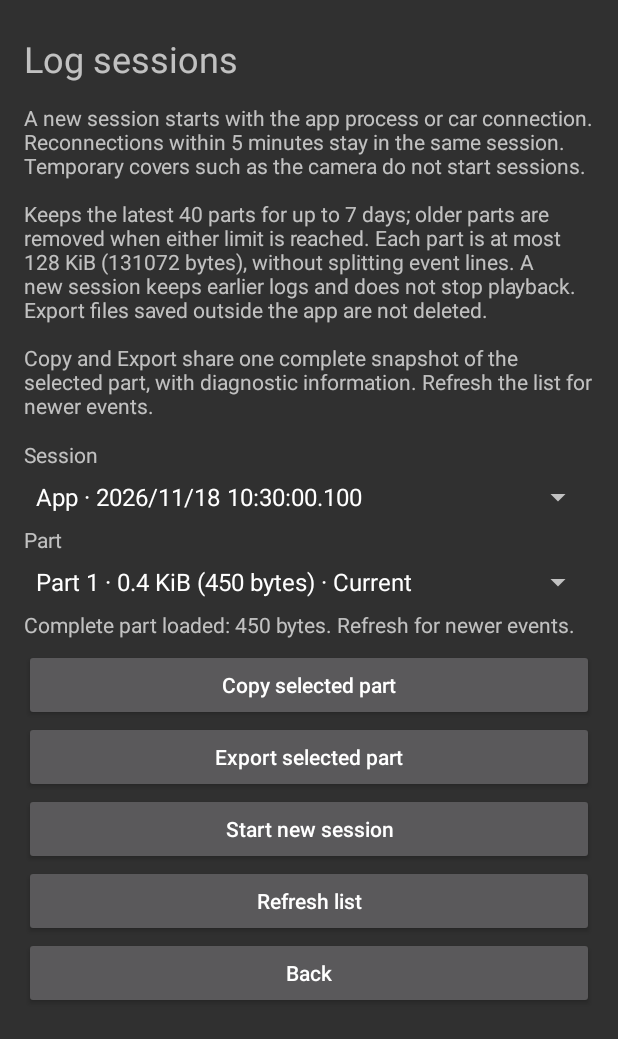
After one commit to moustafamagdi/MagdiIPTV, an Android app: the DiagnosticsActivity screen opened directly, with no data from a screen before it, on a phone screen of 412 x 824 dp. The commit adds this screen. Shown: the top 1039 px of the screen. Run offline under Robolectric (Android 15) with nearby library versions, the phone set to English and light mode, and no system bars; pictures from the network do not load.

Commit message:
Add copyable diagnostic sessions with bounded background storage

```diff
--- a/app/build.gradle
+++ b/app/build.gradle
@@ -4,7 +4,7 @@ android {
  namespace 'com.magdi.iptv'
  compileSdk 36
  buildToolsVersion '36.0.0'
- defaultConfig { applicationId 'com.magdi.iptv'; minSdk 30; targetSdk 36; versionCode 10; versionName '0.1.9-car-controller' }
+ defaultConfig { applicationId 'com.magdi.iptv'; minSdk 30; targetSdk 36; versionCode 11; versionName '0.1.10-log-sessions' }
  signingConfigs { personal { storeFile rootProject.file('.private/signing/magdi-release.p12'); storePassword System.getenv('MAGDI_STORE_PASSWORD'); keyAlias 'magdi-mirror'; keyPassword System.getenv('MAGDI_STORE_PASSWORD') } }
  buildTypes { release { if(hasPersonalSigning) signingConfig signingConfigs.personal }; debug { if(hasPersonalSigning) signingConfig signingConfigs.personal } }
  testOptions { unitTests.includeAndroidResources = true }
--- a/app/src/main/AndroidManifest.xml
+++ b/app/src/main/AndroidManifest.xml
@@ -10,6 +10,7 @@
  <queries><package android:name="com.google.android.projection.gearhead"/><package android:name="com.example.kinginstaller"/><intent><action android:name="android.intent.action.INSTALL_PACKAGE"/><data android:mimeType="application/vnd.android.package-archive"/></intent></queries>
  <application tools:ignore="MissingIntentFilterForMediaSearch" android:name=".Diagnostics" android:label="Magdi IPTV" android:icon="@drawable/ic_iptv" android:theme="@android:style/Theme.Material.NoActionBar" android:allowBackup="false" android:usesCleartextTraffic="true" android:hardwareAccelerated="true" android:enableOnBackInvokedCallback="false">
   <activity android:name=".MainActivity" android:exported="true" android:configChanges="orientation|screenSize|keyboardHidden"><intent-filter><action android:name="android.intent.action.MAIN"/><category android:name="android.intent.category.LAUNCHER"/></intent-filter></activity>
+  <activity android:name=".DiagnosticsActivity" android:exported="false"/>
   <activity android:name=".InstallSetupActivity" android:exported="false"/>
   <receiver android:name=".InstallResultReceiver" android:exported="false"><intent-filter><action android:name="android.intent.action.MY_PACKAGE_REPLACED"/></intent-filter></receiver>
   <service android:name=".PlaybackService" android:exported="false" android:foregroundServiceType="mediaPlayback"/>
--- a/app/src/main/java/com/magdi/iptv/CarPlaybackSession.java
+++ b/app/src/main/java/com/magdi/iptv/CarPlaybackSession.java
@@ -11,15 +11,17 @@ final class CarPlaybackSession {
  private static MutableContextWrapper context;
  private static Object host;
  static PlayerView attach(Context car,Object token){
+  Diagnostics.carConnected();
   if(page==null){context=new MutableContextWrapper(car);page=new PlayerView(context);Diagnostics.event("Car playback session created");}
   else {context.setBaseContext(car);Diagnostics.event("Car playback session reused");}
   if(page.getParent() instanceof ViewGroup)((ViewGroup)page.getParent()).removeView(page);
   host=token;return page;
  }
  static boolean isHost(Object token){return host==token;}
- static void connectionLost(){if(page!=null)page.pause();}
+ static void connectionLost(){Diagnostics.carDisconnected();if(page!=null)page.pause();}
  static void detach(Object token){
   if(host!=token||page==null)return;
+  Diagnostics.carDisconnected();
   page.prepareDetach();
   if(page.getParent() instanceof ViewGroup)((ViewGroup)page.getParent()).removeView(page);
   Context app=context.getApplicationContext();context.setBaseContext(new ContextThemeWrapper(app,android.R.style.Theme_Material_NoActionBar));host=null;
--- /dev/null
+++ b/app/src/main/java/com/magdi/iptv/DiagnosticStore.java
@@ -0,0 +1,68 @@
+package com.magdi.iptv;
+
+import java.io.*;
+import java.nio.charset.StandardCharsets;
+import java.nio.file.Files;
+import java.text.SimpleDateFormat;
+import java.util.*;
+
+/** Adapted from Magdi Tube's session store. All access belongs to one background I/O queue. */
+class DiagnosticStore {
+ static final int PART_BYTES=128*1024,MAX_PARTS=40;
+ static final long MAX_AGE_MS=7L*24*60*60*1000;
+ private final File directory;
+ private final boolean retention;
+ private String session;
+ private int part;
+ private File current;
+ private long lastSessionTime;
+ DiagnosticStore(File files)throws IOException{this(new File(files,"diagnostic-sessions"),true);}
+ private DiagnosticStore(File dir,boolean retention)throws IOException{directory=dir;this.retention=retention;if(!dir.isDirectory()&&!dir.mkdirs())throw new IOException("Log directory unavailable");}
+ void start(String kind,long now)throws IOException{
+  if(!Arrays.asList("App","Car","Manual","Imported").contains(kind))throw new IllegalArgumentException("Unknown log kind");
+  long stamp=Math.max(now,lastSessionTime+1);lastSessionTime=stamp;
+  session=new SimpleDateFormat("yyyyMMdd-HHmmss-SSS",Locale.US).format(new Date(stamp))+"-"+kind+"-"+UUID.randomUUID().toString().substring(0,8);
+  part=0;nextPart();append("=== Session started: "+session+" ===\n",now);
+ }
+ private void nextPart(){current=new File(directory,session+String.format(Locale.US,"-part%06d.txt",++part));}
+ void append(String text,long now)throws IOException{
+  String[] lines=text.split("(?<=\\n)");
+  // Reject an impossible single event before writing anything; never split or silently omit it.
+  for(String line:lines)if(line.getBytes(StandardCharsets.UTF_8).length>PART_BYTES)throw new IOException("Diagnostic line exceeds part limit");
+  if(current==null){if(session==null)start("App",now);else nextPart();}
+  for(String line:lines){byte[] bytes=line.getBytes(StandardCharsets.UTF_8);if(bytes.length==0)continue;
+   if(current.length()+bytes.length>PART_BYTES)nextPart();
+   try(FileOutputStream out=new FileOutputStream(current,true)){out.write(bytes);}
+   current.setLastModified(now);
+  }
+  if(retention)prune(now);
+ }
+ private static boolean partFile(File file){return file.isFile()&&file.getName().matches("[0-9]{8}-[0-9]{6}-[0-9]{3}-(App|Car|Manual|Imported)-[a-f0-9]{8}-part[0-9]+\\.txt");}
+ private List<File> files(){List<File> result=new ArrayList<>();for(File dir:new File[]{directory,new File(directory,"legacy")}){File[] entries=dir.listFiles();if(entries!=null)for(File f:entries)if(partFile(f))result.add(f);}return result;}
+ List<File> list(){List<File> result=files();result.sort(Comparator.<File,Boolean>comparing(f->f.equals(current)).reversed().thenComparing(Comparator.comparingLong(File::lastModified).reversed()).thenComparing(Comparator.comparing(File::getName).reversed()));return result;}
+ String currentName(){return current==null?null:current.getName();}
+ String read(String name)throws IOException{for(File f:files())if(f.getName().equals(name))return new String(Files.readAllBytes(f.toPath()),StandardCharsets.UTF_8);throw new FileNotFoundException("Log part expired");}
+ void prune(long now){
+  List<File> ordered=files();ordered.sort(Comparator.comparingLong(File::lastModified).reversed().thenComparing(Comparator.comparing(File::getName).reversed()));
+  int kept=0;for(File f:ordered){if(now-f.lastModified()>=MAX_AGE_MS||kept>=MAX_PARTS){if(f.delete()&&f.equals(current))current=null;}else kept++;}
+ }
+ void migrateLegacy(File files,long now)throws IOException{
+  File committed=new File(directory,"legacy"),staging=new File(directory,".legacy-pending");
+  File[] sources={new File(files,"diagnostics.previous.txt"),new File(files,"diagnostics.txt")};
+  if(!committed.isDirectory()){
+   boolean any=false;for(File f:sources)any|=f.isFile();if(!any)return;
+   // A failed attempt is invisible to readers. Rebuild it from untouched originals.
+   File[] pending=staging.listFiles();if(pending!=null)for(File f:pending){if(!partFile(f)||!f.delete())throw new IOException("Pending import unavailable");}
+   DiagnosticStore imported=new DiagnosticStore(staging,false);imported.start("Imported",now);
+   for(File f:sources)if(f.isFile()){
+    try(BufferedReader reader=new BufferedReader(new InputStreamReader(new FileInputStream(f),StandardCharsets.UTF_8))){String line;while((line=reader.readLine())!=null)imported.append(DiagnosticPrivacy.clean(line)+"\n",now);}
+   }
+   for(File f:imported.files())try(FileOutputStream out=new FileOutputStream(f,true)){out.getFD().sync();}
+   commitMigration(staging,committed);
+  }
+  // The committed directory is the durable once-only marker, even after retention empties it.
+  for(File f:sources)if(f.isFile()&&!f.delete())throw new IOException("Legacy log retirement pending");
+  prune(now);
+ }
+ void commitMigration(File staging,File committed)throws IOException{if(!staging.renameTo(committed))throw new IOException("Unable to commit log migration");}
+}
--- /dev/null
+++ b/app/src/main/java/com/magdi/iptv/DiagnosticsActivity.java
@@ -0,0 +1,44 @@
+package com.magdi.iptv;
+
+import android.app.Activity;
+import android.os.Bundle;
+import android.view.*;
+import android.widget.*;
+import java.util.*;
+
+/** Phone-only selector, adapted from Magdi Tube. No file operations run on the UI thread. */
+public final class DiagnosticsActivity extends Activity {
+ private Spinner sessions,parts;
+ private Button copy,export,refresh,start;
+ private TextView status,migrationWarning;
+ private boolean ar,rebinding;
+ private int generation;
+ private final List<String> sessionIds=new ArrayList<>();
+ private final List<Diagnostics.Part> all=new ArrayList<>(),visible=new ArrayList<>();
+ private Diagnostics.Snapshot selected;
+ public void onCreate(Bundle state){super.onCreate(state);String language=getIntent().getStringExtra("language");ar="ar".equals(language==null?getResources().getConfiguration().getLocales().get(0).getLanguage():language);
+  LinearLayout body=new LinearLayout(this);body.setOrientation(LinearLayout.VERTICAL);int pad=(int)(16*getResources().getDisplayMetrics().density);body.setPadding(pad,pad,pad,pad);
+  ScrollView scroll=new ScrollView(this);scroll.setFillViewport(true);scroll.addView(body);setContentView(scroll);scroll.setOnApplyWindowInsetsListener((v,insets)->{android.graphics.Insets b=insets.getInsets(android.view.WindowInsets.Type.systemBars());v.setPadding(b.left,b.top,b.right,b.bottom);return insets;});
+  TextView title=text(body,ar?"جلسات اللوج":"Log sessions");title.setTextSize(24);
+  text(body,ar?"تبدأ جلسة عند بدء عملية التطبيق أو اتصال شاشة السيارة. إعادة الاتصال خلال 5 دقائق تُجمع في نفس الجلسة؛ التغطية المؤقتة مثل الكاميرا لا تبدأ جلسة جديدة.\n\nنحتفظ بآخر 40 جزءًا لمدة تصل إلى 7 أيام. يُحذف الأقدم عند بلوغ أي حد. حد الجزء 128 KiB (131072 بايت)، بدون تقسيم سطر الحدث. بدء جلسة جديدة لا يمسح السابقة ولا يوقف التشغيل. الملفات المُصدّرة التي تحفظها خارج التطبيق لا تُحذف.\n\nCopy وExport يستخدمان نسخة كاملة واحدة من الجزء عند اختياره، مع معلومات التشخيص. حدّث القائمة لأحدث الأحداث.":"A new session starts with the app process or car connection. Reconnections within 5 minutes stay in the same session. Temporary covers such as the camera do not start sessions.\n\nKeeps the latest 40 parts for up to 7 days; older parts are removed when either limit is reached. Each part is at most 128 KiB (131072 bytes), without splitting event lines. A new session keeps earlier logs and does not stop playback. Export files saved outside the app are not deleted.\n\nCopy and Export share one complete snapshot of the selected part, with diagnostic information. Refresh the list for newer events.");
+  text(body,ar?"الجلسة":"Session");sessions=new Spinner(this);sessions.setContentDescription(ar?"الجلسة":"Session");body.addView(sessions);
+  text(body,ar?"الجزء":"Part");parts=new Spinner(this);parts.setContentDescription(ar?"الجزء":"Part");body.addView(parts);
+  migrationWarning=text(body,"");migrationWarning.setVisibility(View.GONE);
+  status=text(body,"");status.setAccessibilityLiveRegion(View.ACCESSIBILITY_LIVE_REGION_POLITE);
+  copy=button(body,ar?"نسخ الجزء المختار":"Copy selected part");export=button(body,ar?"تصدير الجزء المختار":"Export selected part");
+  copy.setOnClickListener(v->Diagnostics.copy(this,selected,ar));export.setOnClickListener(v->Diagnostics.export(this,selected,ar));
+  start=button(body,ar?"بدء جلسة جديدة":"Start new session");start.setOnClickListener(v->{disable();start.setEnabled(false);Diagnostics.newSession(this,ok->{start.setEnabled(true);if(ok)reload();else status.setText(ar?"تعذر بدء الجلسة":"Unable to start session");});});
+  refresh=button(body,ar?"تحديث القائمة":"Refresh list");refresh.setOnClickListener(v->reload());button(body,ar?"رجوع":"Back").setOnClickListener(v->finish());
+  sessions.setOnItemSelectedListener(listener(()->bindParts(sessions.getSelectedItemPosition())));parts.setOnItemSelectedListener(listener(this::loadSelected));reload();
+ }
+ private TextView text(LinearLayout body,String value){TextView t=new TextView(this);t.setText(value);t.setPadding(0,10,0,10);body.addView(t);return t;}
+ private Button button(LinearLayout body,String value){Button b=new Button(this);b.setText(value);b.setAllCaps(false);body.addView(b);return b;}
+ private AdapterView.OnItemSelectedListener listener(Runnable action){return new AdapterView.OnItemSelectedListener(){public void onItemSelected(AdapterView<?> p,View v,int n,long id){if(!rebinding)action.run();}public void onNothingSelected(AdapterView<?> p){}};}
+ private void adapter(Spinner spinner,List<String> labels){ArrayAdapter<String> a=new ArrayAdapter<>(this,android.R.layout.simple_spinner_item,labels);a.setDropDownViewResource(android.R.layout.simple_spinner_dropdown_item);spinner.setAdapter(a);}
+ static String sessionLabel(String id,boolean ar){String[] p=id.split("-");if(p.length!=5)return id;String kind=p[3];if(ar)kind=kind.equals("Car")?"السيارة":kind.equals("Manual")?"يدوية":kind.equals("Imported")?"اللوج القديم":"بدء التطبيق";return kind+" · "+p[0].substring(0,4)+"/"+p[0].substring(4,6)+"/"+p[0].substring(6)+" "+p[1].substring(0,2)+":"+p[1].substring(2,4)+":"+p[1].substring(4)+"."+p[2];}
+ static String partLabel(Diagnostics.Part p,boolean ar){String number=p.name.substring(p.name.lastIndexOf("-part")+5,p.name.length()-4).replaceFirst("^0+(?!$)","");return (ar?"الجزء ":"Part ")+number+" · "+String.format(Locale.US,"%.1f KiB (%d bytes)",p.bytes/1024.0,p.bytes)+(p.current?(ar?" · الحالي":" · Current"):"");}
+ private void disable(){selected=null;copy.setEnabled(false);export.setEnabled(false);}
+ private void reload(){int request=++generation;disable();refresh.setEnabled(false);sessions.setEnabled(false);parts.setEnabled(false);Diagnostics.list(this,result->{if(request!=generation)return;refresh.setEnabled(true);sessions.setEnabled(true);parts.setEnabled(true);rebinding=true;all.clear();all.addAll(result.parts);sessionIds.clear();List<String> labels=new ArrayList<>();int current=0;for(Diagnostics.Part p:all){if(!sessionIds.contains(p.session)){sessionIds.add(p.session);labels.add(sessionLabel(p.session,ar));}if(p.current)current=sessionIds.indexOf(p.session);}adapter(sessions,labels);sessions.setSelection(current);rebinding=false;migrationWarning.setVisibility(result.migrationPending?View.VISIBLE:View.GONE);migrationWarning.setText(result.migrationPending?(ar?"اللوج القديم محفوظ؛ لم يكتمل الترحيل. تحديث القائمة يعيد المحاولة.":"Legacy logs are retained; import is incomplete. Refresh retries it."):all.isEmpty()?(ar?"لا توجد أجزاء محفوظة":"No saved log parts"):"");bindParts(current);});}
+ private void bindParts(int index){disable();visible.clear();List<String> labels=new ArrayList<>();int current=0;if(index>=0&&index<sessionIds.size())for(Diagnostics.Part p:all)if(p.session.equals(sessionIds.get(index))){visible.add(p);labels.add(partLabel(p,ar));if(p.current)current=visible.size()-1;}rebinding=true;adapter(parts,labels);parts.setSelection(current);rebinding=false;loadSelected();}
+ private void loadSelected(){int request=++generation;disable();int index=parts.getSelectedItemPosition();if(index<0||index>=visible.size())return;Diagnostics.load(this,visible.get(index).name,result->{if(request!=generation)return;selected=result;copy.setEnabled(result!=null);export.setEnabled(result!=null);if(result==null)status.setText(ar?"الجزء غير متاح أو انتهت مدة حفظه؛ حدّث القائمة":"Part unavailable or expired; refresh the list");else status.setText((ar?"تم تحميل الجزء بالكامل: ":"Complete part loaded: ")+result.bytes+(ar?" بايت. حدّث للحصول على أحدث الأحداث.":" bytes. Refresh for newer events."));});}
+}
--- a/app/src/main/java/com/magdi/iptv/InstallSetupActivity.java
+++ b/app/src/main/java/com/magdi/iptv/InstallSetupActivity.java
@@ -21,8 +21,7 @@ public final class InstallSetupActivity extends Activity {
   install=action(panel,ar?"إعادة التثبيت • King المدمج":"Reinstall • built-in King method",()->prepare(false));
   king=action(panel,"King Installer",()->{if(InstallSetup.kingAvailable(this)){new android.app.AlertDialog.Builder(this).setMessage(ar?"سيُرسل ملف التطبيق الحالي إلى King Installer. إذا كانت نسختك شخصية، فالملف يتضمن إعداد حسابك الأول.":"Send the current APK to King Installer. A personal APK includes its first-run account settings.").setNegativeButton(ar?"إلغاء":"Cancel",null).setPositiveButton(ar?"متابعة":"Continue",(d,w)->prepare(true)).show();}else{try{startActivity(new Intent(Intent.ACTION_VIEW,Uri.parse(InstallSetup.KING_RELEASES)));}catch(RuntimeException e){fail(e);}}});
   action(panel,ar?"فحص النتيجة":"Check result",()->{InstallSetup.observe(this,"manual check");refresh();});
-  action(panel,ar?"نسخ اللوج":"Copy log",()->Diagnostics.copy(this,ar));
-  action(panel,ar?"تصدير اللوج":"Export log",()->Diagnostics.export(this,ar));
+  action(panel,ar?"جلسات اللوج":"Log sessions",()->Diagnostics.open(this,ar));
   action(panel,ar?"رجوع":"Back",this::finish);
  }
  private Button action(LinearLayout panel,String label,Runnable run){Button b=new Button(this);b.setText(label);b.setTextSize(18);b.setAllCaps(false);b.setMinHeight((int)(60*getResources().getDisplayMetrics().density));panel.addView(b,new LinearLayout.LayoutParams(-1,-2));b.setOnClickListener(v->run.run());return b;}
--- a/app/src/main/java/com/magdi/iptv/IptvCarActivity.java
+++ b/app/src/main/java/com/magdi/iptv/IptvCarActivity.java
@@ -3,7 +3,7 @@ public final class IptvCarActivity extends com.google.android.apps.auto.sdk.CarA
  private PlayerView page;
  public void onBackPressed(){if(page==null||!page.handleBack())super.onBackPressed();}
  public void onCreate(android.os.Bundle b){super.onCreate(b);page=CarPlaybackSession.attach(this,this);setContentView(page);android.util.Log.i("MagdiIPTV","Car WebView created; no screen capture");}
- public void onStart(){super.onStart();if(page!=null&&CarPlaybackSession.isHost(this))page.resume();}
+ public void onStart(){super.onStart();if(page!=null&&CarPlaybackSession.isHost(this)){Diagnostics.carConnected();page.resume();}}
  public void onStop(){if(page!=null&&CarPlaybackSession.isHost(this))page.pause();super.onStop();}
  public void onDestroy(){if(page!=null)CarPlaybackSession.detach(this);super.onDestroy();}
 }
--- a/app/src/main/java/com/magdi/iptv/PlayerView.java
+++ b/app/src/main/java/com/magdi/iptv/PlayerView.java
@@ -89,9 +89,9 @@ public final class PlayerView extends FrameLayout {
     JSONObject answer=new JSONObject();
     try{
      JSONObject args=new JSONObject(payload);Object value;
-     if("environment".equals(method))value=new JSONObject().put("car",!phone).put("controller",phone).put("version","0.1.9").put("background",background);
+     if("environment".equals(method))value=new JSONObject().put("car",!phone).put("controller",phone).put("version","0.1.10").put("background",background);
      else if("background".equals(method)){boolean enabled=args.getBoolean("enabled");getContext().getSharedPreferences("iptv",0).edit().putBoolean("backgroundAudio",enabled).apply();timer.post(()->{background=enabled;if(!enabled)PlaybackService.release(PlayerView.this);});value=enabled;}
-     else if("logs".equals(method)||"copyLogs".equals(method)){boolean copy="copyLogs".equals(method),ar="ar".equals(args.optString("language","ar"));timer.post(()->{if(phone){android.app.Activity activity=(android.app.Activity)getContext();if(copy)Diagnostics.copy(activity,ar);else Diagnostics.export(activity,ar);}});value=true;}
+     else if("logs".equals(method)||"copyLogs".equals(method)||"logSessions".equals(method)){boolean ar="ar".equals(args.optString("language","ar"));timer.post(()->{if(phone)Diagnostics.open((android.app.Activity)getContext(),ar);});value=true;}
      else if("setup".equals(method)){String language=args.optString("language","ar");timer.post(()->{if(phone)getContext().startActivity(new Intent(getContext(),InstallSetupActivity.class).putExtra("language",language));});value=true;}
      else {value=portal.call(method,args);if("save".equals(method)||"forget".equals(method))timer.post(CarController::accountChanged);}
      answer.put("ok",true).put("value",value==null?JSONObject.NULL:value);
```
Also changed, not shown: app/src/main/java/com/magdi/iptv/DiagnosticConnections.java (added, +10 -0 lines), app/src/main/java/com/magdi/iptv/DiagnosticPrivacy.java (added, +12 -0 lines), app/src/main/java/com/magdi/iptv/Diagnostics.java (+47 -30 lines), app/src/main/assets/www/licenses.txt, 8 other files.
